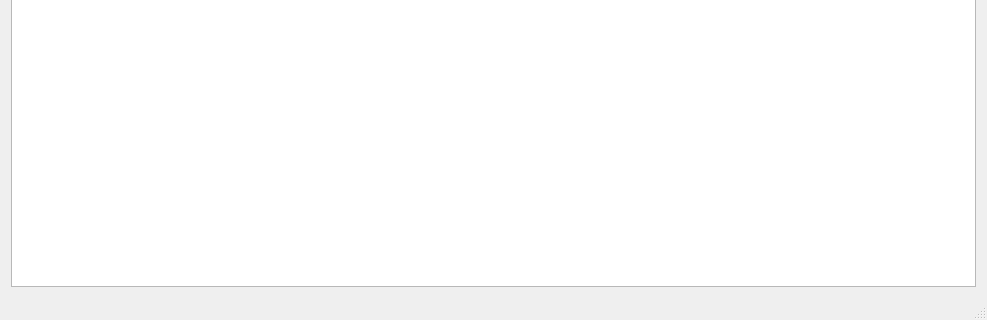
Qt form mainwindow.ui (tranter/qt-google-drive) before a commit; both pictures show x 0 to 987 and y 337 to 657 of the 987 by 657 pixel window.
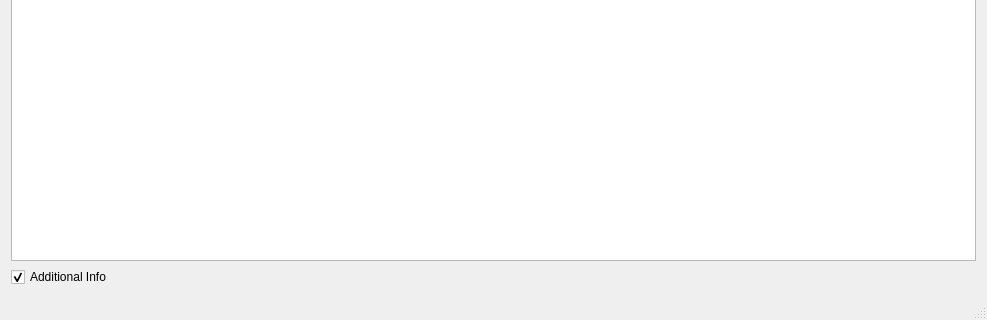
The same form after that commit. Icons and pictures are not drawn.

Commit message: additional info for items implementation

Patch:
```diff
--- a/mainwindow.ui
+++ b/mainwindow.ui
@@ -20,7 +20,7 @@
    <bool>false</bool>
   </property>
   <widget class="QWidget" name="centralWidget">
-   <layout class="QHBoxLayout" name="horizontalLayout">
+   <layout class="QVBoxLayout" name="verticalLayout">
     <item>
      <widget class="QTreeView" name="discTreeView">
       <property name="locale">
@@ -39,13 +39,30 @@
        <bool>true</bool>
       </property>
       <attribute name="headerDefaultSectionSize">
-       <number>250</number>
+       <number>180</number>
       </attribute>
       <attribute name="headerHighlightSections">
        <bool>true</bool>
       </attribute>
      </widget>
     </item>
+    <item>
+     <widget class="QCheckBox" name="additionalInfoCheckBox">
+      <property name="text">
+       <string>Additional Info</string>
+      </property>
+      <property name="icon">
+       <iconset resource="resource.qrc">
+        <normaloff>:/ico/unknown</normaloff>:/ico/unknown</iconset>
+      </property>
+      <property name="checked">
+       <bool>true</bool>
+      </property>
+      <property name="tristate">
+       <bool>false</bool>
+      </property>
+     </widget>
+    </item>
    </layout>
   </widget>
   <widget class="QMenuBar" name="menuBar">
```
Left out of the diff: 3 changed lines with no effect on the pictures. The commit also changes 14 other files.
